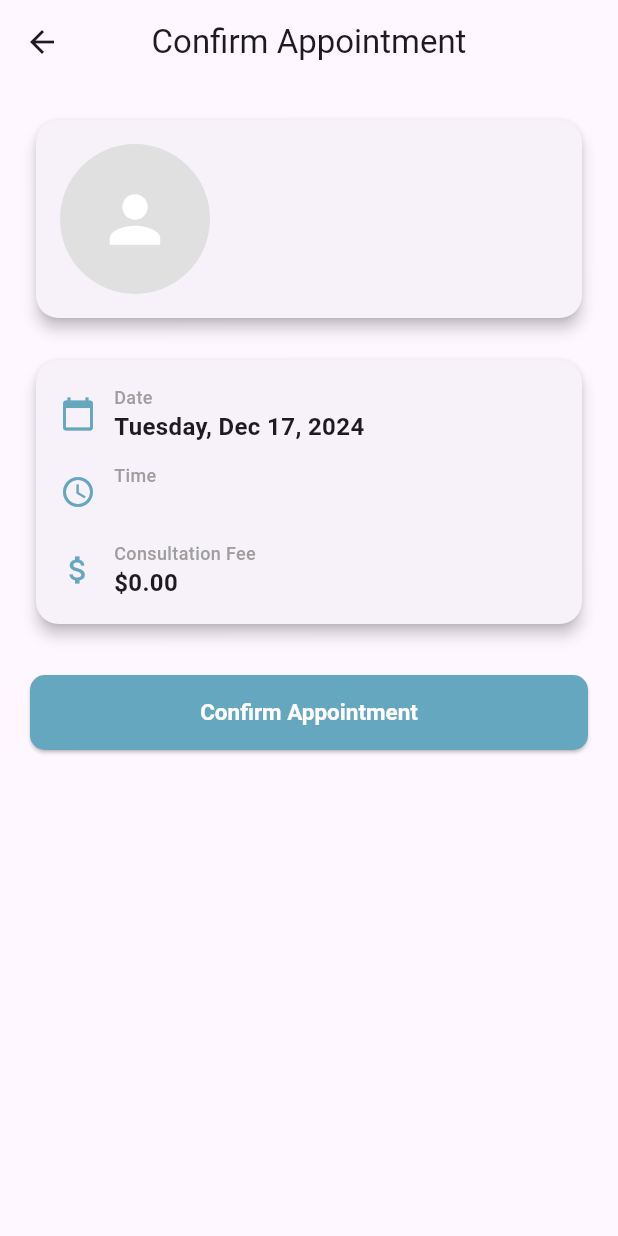
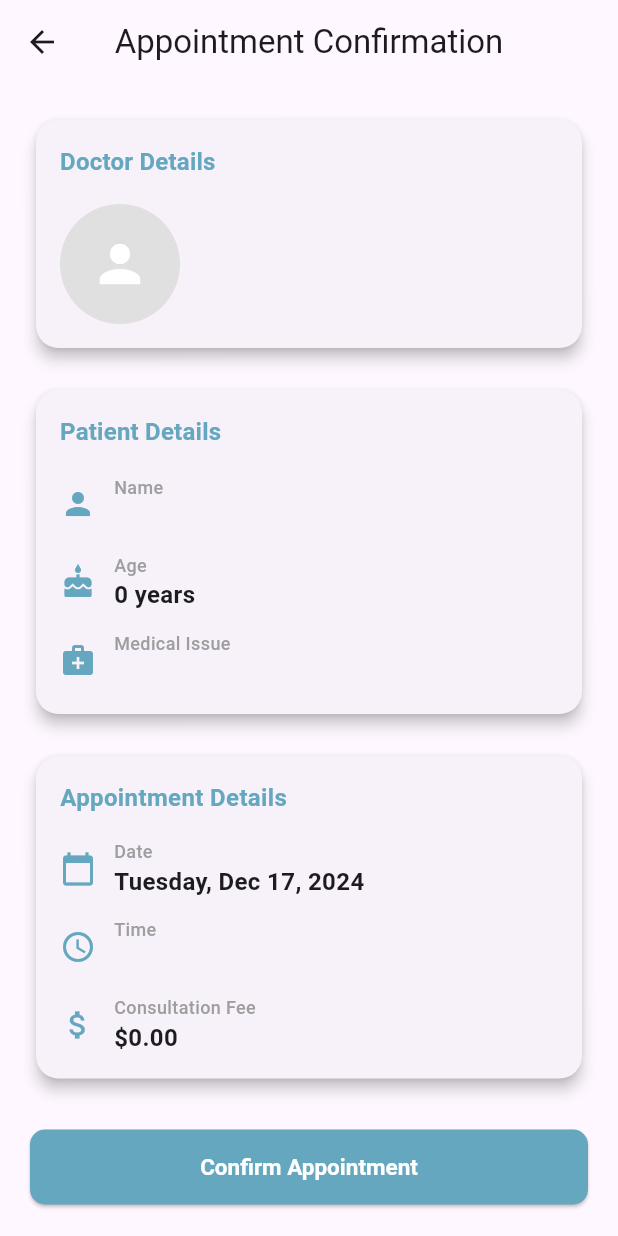
Before and after one commit to FathimaNajlak/masiha_user, a Flutter app: the AppointmentConfirmationScreen screen opened directly with empty values, on a phone screen of 412 x 824 dp. Run offline on Flutter 3.47's test engine with Material 3 defaults, Android fonts, the phone set to English and light mode, and no system bars; drawn by our look-alikes of cached_network_image; our stand-ins replace cloud_firestore, firebase_auth, firebase_core, fluttertoast, font_awesome_flutter, google_fonts and 2 more; accounts and stored records are empty; network calls fail.

Commit message:
feat(ui): confirm booking details

```diff
--- a/lib/providers/booking_provider.dart
+++ b/lib/providers/booking_provider.dart
@@ -2,7 +2,6 @@ import 'package:flutter/material.dart';
 import 'package:cloud_firestore/cloud_firestore.dart';
 import 'package:intl/intl.dart';
 import 'package:masiha_user/models/doctor_details_model.dart';
-import 'package:masiha_user/screens/booking_form.dart';
 import 'package:masiha_user/screens/appointment_confirmation.dart';
 
 class PatientDetails {
@@ -251,6 +250,7 @@ class BookingProvider with ChangeNotifier {
               doctor: doctor,
               appointmentDate: _selectedDate!,
               appointmentTime: _selectedTimeSlot!,
+              patientDetails: _patientDetails!, // Ensure this is passed
             ),
           ),
         );
--- a/lib/screens/appointment_confirmation.dart
+++ b/lib/screens/appointment_confirmation.dart
@@ -5,27 +5,27 @@ import 'package:flutter/material.dart';
 import 'package:intl/intl.dart';
 import 'package:masiha_user/consts/colors.dart';
 import 'package:masiha_user/models/doctor_details_model.dart';
-import 'package:masiha_user/screens/booking_form.dart';
-import 'package:provider/provider.dart';
 import 'package:masiha_user/providers/booking_provider.dart';
 
 class AppointmentConfirmationScreen extends StatelessWidget {
   final DoctorDetailsModel doctor;
   final DateTime appointmentDate;
   final String appointmentTime;
+  final PatientDetails patientDetails;
 
   const AppointmentConfirmationScreen({
     super.key,
     required this.doctor,
     required this.appointmentDate,
     required this.appointmentTime,
+    required this.patientDetails,
   });
 
   @override
   Widget build(BuildContext context) {
     return Scaffold(
       appBar: AppBar(
-        title: const Text('Confirm Appointment'),
+        title: const Text('Appointment Confirmation'),
         centerTitle: true,
         elevation: 0,
       ),
@@ -37,6 +37,11 @@ class AppointmentConfirmationScreen extends StatelessWidget {
             children: [
               // Doctor Profile Card
               _buildDoctorProfileCard(context),
+
+              const SizedBox(height: 20),
+
+              // Patient Details Card
+              _buildPatientDetailsCard(context),
 
               const SizedBox(height: 20),
 
@@ -62,30 +67,41 @@ class AppointmentConfirmationScreen extends StatelessWidget {
       ),
       child: Padding(
         padding: const EdgeInsets.all(16.0),
-        child: Row(
+        child: Column(
+          crossAxisAlignment: CrossAxisAlignment.start,
+          children: [
+            Text(
+              'Doctor Details',
+              style: Theme.of(context).textTheme.titleMedium?.copyWith(
+                    fontWeight: FontWeight.bold,
+                    color: AppColors.darkcolor,
+                  ),
+            ),
+            const SizedBox(height: 16),
+            Row(
               children: [
                 // Doctor Avatar
                 CircleAvatar(
-              radius: 50,
+                  radius: 40,
                   backgroundColor: Colors.grey[300],
                   child: doctor.imagePath != null
                       ? ClipOval(
                           child: CachedNetworkImage(
                             imageUrl: doctor.imagePath!,
                             fit: BoxFit.cover,
-                        width: 100,
-                        height: 100,
+                            width: 80,
+                            height: 80,
                             placeholder: (context, url) => const Center(
                               child: CircularProgressIndicator(),
                             ),
                             errorWidget: (context, url, error) => const Icon(
                               Icons.person,
-                          size: 50,
+                              size: 40,
                               color: Colors.white,
                             ),
                           ),
                         )
-                  : const Icon(Icons.person, size: 50, color: Colors.white),
+                      : const Icon(Icons.person, size: 40, color: Colors.white),
                 ),
 
                 const SizedBox(width: 16),
@@ -105,19 +121,65 @@ class AppointmentConfirmationScreen extends StatelessWidget {
                       if (doctor.specialty != null)
                         Text(
                           doctor.specialty!,
-                      style: Theme.of(context).textTheme.bodyMedium?.copyWith(
+                          style:
+                              Theme.of(context).textTheme.bodyMedium?.copyWith(
                                     color: Colors.grey[600],
                                   ),
                         ),
                       if (doctor.hospitalName != null)
                         Text(
                           doctor.hospitalName!,
-                      style: Theme.of(context).textTheme.bodySmall?.copyWith(
+                          style:
+                              Theme.of(context).textTheme.bodySmall?.copyWith(
                                     color: Colors.grey[500],
                                   ),
                         ),
                     ],
                   ),
+                ),
+              ],
+            ),
+          ],
+        ),
+      ),
+    );
+  }
+
+  Widget _buildPatientDetailsCard(BuildContext context) {
+    return Card(
+      elevation: 4,
+      shape: RoundedRectangleBorder(
+        borderRadius: BorderRadius.circular(15),
+      ),
+      child: Padding(
+        padding: const EdgeInsets.all(16.0),
+        child: Column(
+          crossAxisAlignment: CrossAxisAlignment.start,
+          children: [
+            Text(
+              'Patient Details',
+              style: Theme.of(context).textTheme.titleMedium?.copyWith(
+                    fontWeight: FontWeight.bold,
+                    color: AppColors.darkcolor,
+                  ),
+            ),
+            const SizedBox(height: 16),
+            _buildDetailRow(
+              icon: Icons.person,
+              title: 'Name',
+              value: patientDetails.name,
+            ),
+            const SizedBox(height: 12),
+            _buildDetailRow(
+              icon: Icons.cake,
+              title: 'Age',
+              value: '${patientDetails.age} years',
+            ),
+            const SizedBox(height: 12),
+            _buildDetailRow(
+              icon: Icons.medical_services,
+              title: 'Medical Issue',
+              value: patientDetails.issue,
             ),
           ],
         ),
@@ -136,6 +198,15 @@ class AppointmentConfirmationScreen extends StatelessWidget {
         child: Column(
           crossAxisAlignment: CrossAxisAlignment.start,
           children: [
+            const Text(
+              'Appointment Details',
+              style: TextStyle(
+                fontSize: 16,
+                fontWeight: FontWeight.bold,
+                color: AppColors.darkcolor,
+              ),
+            ),
+            const SizedBox(height: 16),
             _buildDetailRow(
               icon: Icons.calendar_today,
               title: 'Date',
@@ -195,7 +266,10 @@ class AppointmentConfirmationScreen extends StatelessWidget {
 
   Widget _buildConfirmButton(BuildContext context) {
     return ElevatedButton(
-      onPressed: () => _confirmAppointment(context),
+      onPressed: () {
+        // TODO: Implement final booking confirmation or navigation
+        Navigator.popUntil(context, (route) => route.isFirst);
+      },
       style: ElevatedButton.styleFrom(
         foregroundColor: Colors.white,
         backgroundColor: AppColors.darkcolor,
@@ -211,27 +285,4 @@ class AppointmentConfirmationScreen extends StatelessWidget {
       child: const Text('Confirm Appointment'),
     );
   }
-
-  void _confirmAppointment(BuildContext context) {
-    final bookingProvider = BookingProvider(doctor);
-    bookingProvider.selectedDate = appointmentDate;
-    bookingProvider.selectedTimeSlot = appointmentTime;
-
-    Navigator.push(
-      context,
-      MaterialPageRoute(
-        builder: (context) => ChangeNotifierProvider.value(
-          value: bookingProvider,
-          child: Builder(
-            builder: (context) => BookAppointmentScreen(
-              bookingProvider: Provider.of<BookingProvider>(
-                context,
-                listen: false,
-              ),
-            ),
-          ),
-        ),
-      ),
-    );
 }
-}
```
Also changed, not shown: lib/screens/booking_form.dart (deleted, +0 -271 lines). Lines whose indentation alone changed are shown as unchanged.
